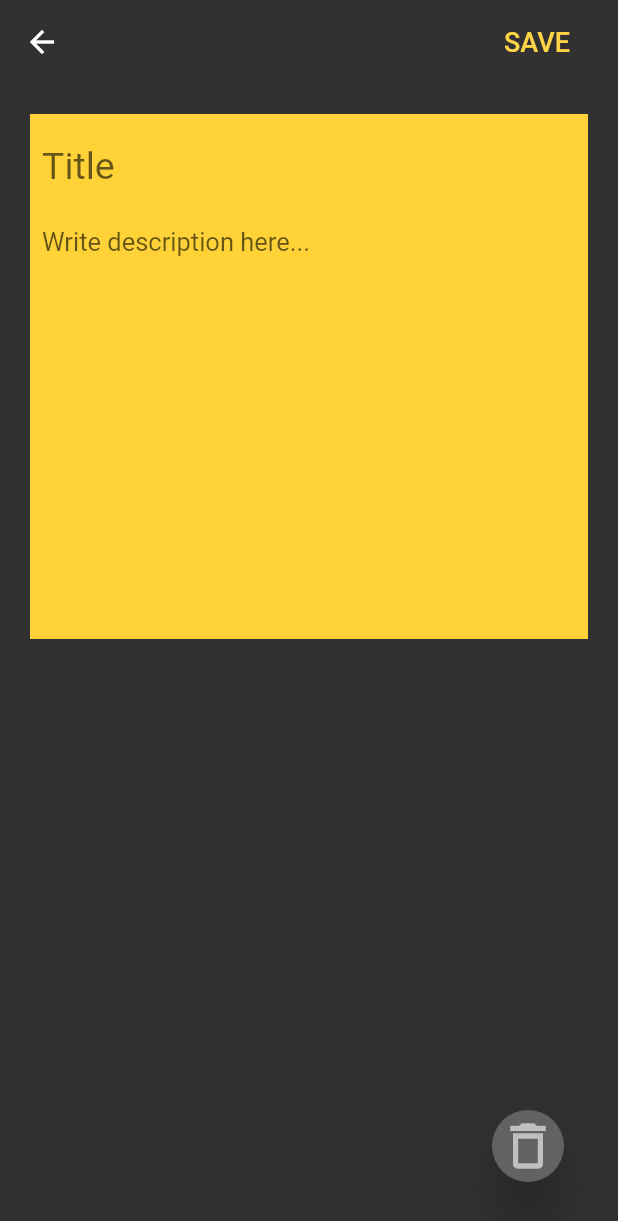
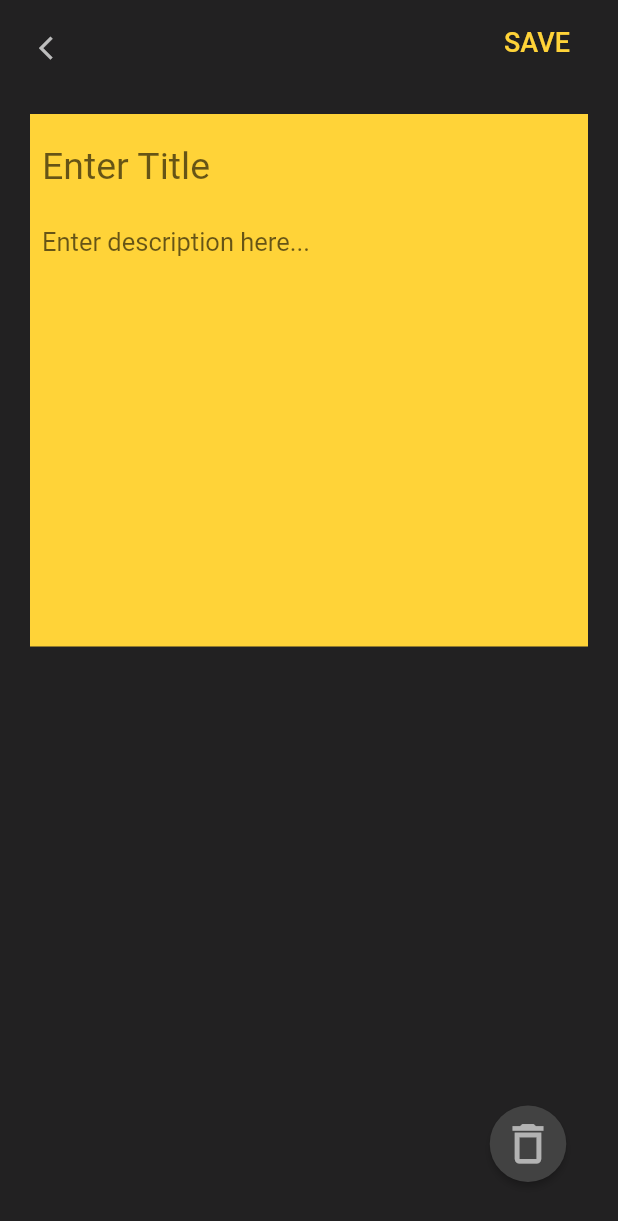
Before and after one commit to hannaaah/Notes, a Flutter app: the screen it shows after launch, after a tap on the "add" icon, on a phone screen of 412 x 824 dp. Shown: the top 1221 px of the screen. Run offline on Flutter 3.47's test engine with Material 2 defaults, Android fonts, the phone set to English and light mode, and no system bars; our stand-ins replace get, google_fonts.

Commit message:
Structured the files and folders

```diff
--- a/lib/main.dart
+++ b/lib/main.dart
@@ -1,7 +1,7 @@
 import 'package:flutter/material.dart';
 import 'package:get/get.dart';
 import 'package:google_fonts/google_fonts.dart';
-import 'package:notes/model/icon.dart';
+import 'package:notes/widgets/icon.dart';
 import 'package:notes/new_note.dart';
 import 'note_controller.dart';
 
@@ -33,9 +33,9 @@ class MyApp extends StatelessWidget {
                   style: GoogleFonts.varelaRound(fontSize: 23),
                 ),
               ),
-              backgroundColor: Color(0xff313131),
+              backgroundColor: Color(0xff222122),
             ),
-            backgroundColor: Color(0xff313131),
+            backgroundColor: Color(0xff222122),
             body: Padding(
               padding: const EdgeInsets.all(20.0),
               child: Obx(
--- a/lib/new_note.dart
+++ b/lib/new_note.dart
@@ -1,9 +1,9 @@
 import 'package:get/get.dart';
 import 'package:flutter/material.dart';
-import 'package:notes/model/dialogbox.dart';
-import 'package:notes/model/icon.dart';
 import 'package:notes/note_controller.dart';
 import 'package:google_fonts/google_fonts.dart';
+import 'widgets/dialogbox.dart';
+import 'widgets/icon.dart';
 
 class NewNote extends StatelessWidget {
   final TextEditingController titlecontroller =
@@ -25,7 +25,20 @@ class NewNote extends StatelessWidget {
       resizeToAvoidBottomInset: false,
       appBar: AppBar(
         elevation: 0,
-        backgroundColor: Color(0xff313131),
+        backgroundColor: Color(0xff222122),
+        leading: Padding(
+          padding: const EdgeInsets.only(left: 10, top: 7),
+          child: FlatButton(
+            child: Icon(
+              Icons.arrow_back_ios,
+              size: 18.5,
+              color: Colors.white70,
+            ),
+            onPressed: () {
+              Get.back();
+            },
+          ),
+        ),
         actions: [
           Padding(
               padding: EdgeInsets.all(10),
@@ -33,7 +46,7 @@ class NewNote extends StatelessWidget {
                   child: Text(
                     "SAVE",
                     style: GoogleFonts.aBeeZee(
-                        color: Color(0xffFFD346), fontSize: 18),
+                        color: Color(0xffFFD338), fontSize: 18),
                   ),
                   onPressed: () {
                     final save = Dialogbox(
@@ -46,30 +59,22 @@ class NewNote extends StatelessWidget {
                             titlecontroller.text, bodycontroller.text);
                         Get.back();
                         Get.back();
-                        Get.snackbar("", "",
-                            backgroundColor: Colors.white30,
-                            titleText: Text(
-                              "New Note ",
-                              style: GoogleFonts.varelaRound(fontSize: 17),
-                            ),
-                            messageText: Text("Your note has been saved.",
-                                style: GoogleFonts.varelaRound(
-                                    fontSize: 13, color: Colors.grey[900])));
                       },
                     );
                     save.dialogBox();
                   }))
         ],
       ),
-      backgroundColor: Color(0xff313131),
+      backgroundColor: Color(0xff222122),
       body: Padding(
         padding: const EdgeInsets.all(20.0),
         child: Container(
-            height: 350,
+            height: 355,
             color: Color(0xffFFD338),
             child: Padding(
               padding: const EdgeInsets.all(8.0),
               child: Column(
+                mainAxisSize: MainAxisSize.min,
                 children: [
                   TextField(
                     controller: titlecontroller,
@@ -77,7 +82,7 @@ class NewNote extends StatelessWidget {
                     style: GoogleFonts.varelaRound(fontSize: 25),
                     decoration: InputDecoration(
                         border: InputBorder.none,
-                        hintText: "Title",
+                        hintText: "Enter Title",
                         hintStyle: TextStyle(fontSize: 25)),
                     cursorColor: Colors.grey[800],
                     cursorWidth: 1.5,
@@ -93,7 +98,7 @@ class NewNote extends StatelessWidget {
                     maxLines: null,
                     decoration: InputDecoration(
                         border: InputBorder.none,
-                        hintText: "Write description here...",
+                        hintText: "Enter description here...",
                         hintStyle: TextStyle(
                           fontSize: 17,
                         )),
@@ -111,7 +116,7 @@ class NewNote extends StatelessWidget {
           final del = Dialogbox(
               canceltext: "NO",
               confirmtext: "YES",
-              middletext: "Are you sure that you want to delete?",
+              middletext: "Are you sure you want to delete?",
               onconfirm: () {
                 controller.delNote(index);
                 Get.back();
--- a/lib/note_controller.dart
+++ b/lib/note_controller.dart
@@ -1,6 +1,6 @@
 import 'package:get/get.dart';
 import 'package:intl/intl.dart';
-import 'model/note_model.dart';
+import 'note_model.dart';
 
 class NoteController extends GetxController {
   List<NoteModel> notes = [
--- a/lib/model/dialogbox.dart
+++ b/lib/widgets/dialogbox.dart
@@ -13,7 +13,7 @@ class Dialogbox {
 
   dialogBox() {
     return Get.defaultDialog(
-        backgroundColor: Colors.grey[900],
+        backgroundColor: Color(0xff222122),
         title: "",
         middleText: middletext,
         middleTextStyle: GoogleFonts.varelaRound(
--- a/lib/model/icon.dart
+++ b/lib/widgets/icon.dart
@@ -12,14 +12,13 @@ class IconWidget extends StatelessWidget {
       padding: const EdgeInsets.symmetric(vertical: 20),
       child: RaisedButton(
         onPressed: onpressed,
-        color: Color(0xff626263),
-        elevation: 15,
+        color: Colors.grey[800],
         shape: CircleBorder(),
         child: Padding(
-          padding: const EdgeInsets.all(4.0),
+          padding: const EdgeInsets.all(8.0),
           child: Icon(
             icon,
-            size: 40,
+            size: 35,
             color: Colors.white60,
           ),
         ),
```
Also changed, not shown: lib/widgets/buttons.dart (added, +59 -0 lines), lib/note_model.dart (renamed from lib/model/note_model.dart).
